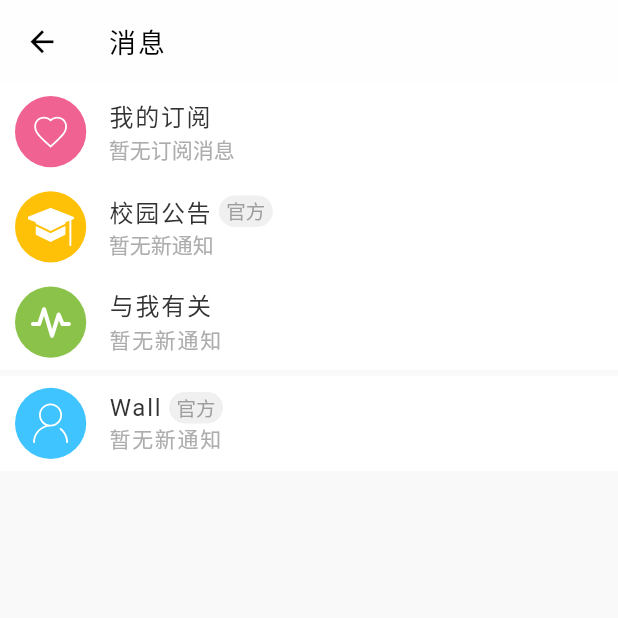
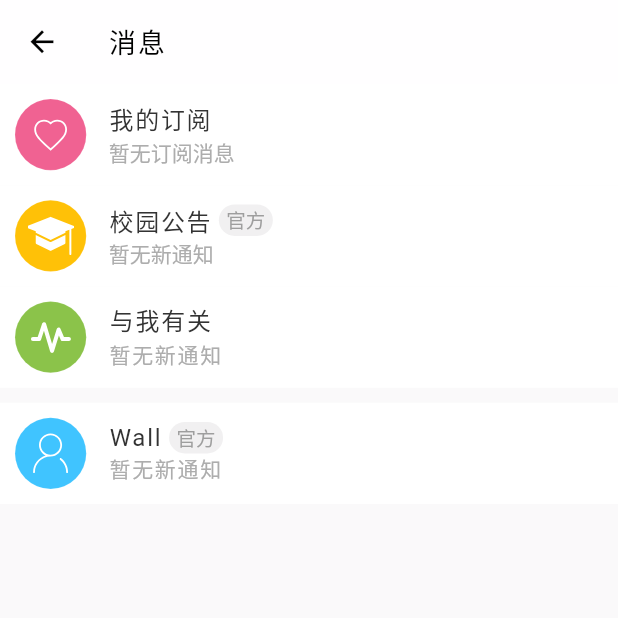
Before and after one commit to TreeLiked/flutter-wall, a Flutter app: the NotificationIndexPage screen opened directly, on a phone screen of 412 x 824 dp, the top half of it. Run offline on Flutter 3.47's test engine with Material 2 defaults, Android fonts, the phone set to English and light mode, and no system bars; drawn by our look-alikes of badges, pull_to_refresh; our stand-ins replace cached_network_image, device_info, dio, extended_image, flare_flutter, fluro and 17 more; missing offline and left inert: city_pickers, common_utils, extended_text, flare_dart, flustars, image_crop and 7 more; accounts and stored records are empty; generated files the repository leaves out were written again; network calls fail; Roboto replaces fonts that are missing (PingFang); statements that could not run were skipped.

Commit message:
修复推文间距，个人资料页面签名居中，通知页面背景等

```diff
--- a/lib/component/tweet/tweet_card.dart
+++ b/lib/component/tweet/tweet_card.dart
@@ -85,7 +85,7 @@ class TweetCard2 extends StatelessWidget {
 
   Widget cardContainer2(BuildContext context) {
     Widget wd = Container(
-        padding: const EdgeInsets.only(bottom: 5.0, top: .0, left: 15.0, right: 20.0),
+        padding: const EdgeInsets.only(bottom: 5.0, top: 4.0, left: 15.0, right: 20.0),
         color: isDark ? Colours.dark_bg_color : Color(0xfffffeff),
         child: GestureDetector(
           onTap: () => _forwardDetail(context),
--- a/lib/global/color_constant.dart
+++ b/lib/global/color_constant.dart
@@ -16,7 +16,7 @@ class ColorConstant {
   /// 回复相关
 
   // 回复正常昵称颜色
-  static const Color TWEET_REPLY_NICK_COLOR = Color(0xff8492a6);
+  static const Color TWEET_REPLY_NICK_COLOR = Color(0xff4575AB);
   static const Color TWEET_REPLY_NICK_COLOR_DARK = Color(0xff708090);
 
   // 推文回复正文颜色
@@ -48,7 +48,7 @@ class ColorConstant {
 
   // 推文富链接背景颜色
   static const Color TWEET_RICH_BG = Color(0xffF5F4F5);
-  static const Color TWEET_RICH_BG_DARK = Color(0xff3c3c3c);
+  static const Color TWEET_RICH_BG_DARK = Color(0xff383838);
 
   // 推文富链接背景颜色稍浅
   static const Color TWEET_RICH_BG_2 = Color(0xffF8F7F8);
--- a/lib/page/home/home_page.dart
+++ b/lib/page/home/home_page.dart
@@ -266,7 +266,7 @@ class _HomePageState extends State<HomePage>
                             var acc = model.account;
                             return IconButton(
                                 onPressed: () {
-                                  BottomSheetUtil.showBottomSheet(context, 0.75, PersonalCenter());
+                                  BottomSheetUtil.showBottomSheet(context, 0.65, PersonalCenter());
                                   UMengUtil.userGoPage(UMengUtil.PAGE_PC);
                                 },
                                 icon: AccountAvatar(avatarUrl: acc.avatarUrl, size: 33.0, cache: true));
--- a/lib/page/notification/index.dart
+++ b/lib/page/notification/index.dart
@@ -17,6 +17,7 @@ import 'package:iap_app/res/gaps.dart';
 import 'package:iap_app/routes/fluro_navigator.dart';
 import 'package:iap_app/routes/notification_router.dart';
 import 'package:iap_app/routes/setting_router.dart';
+import 'package:iap_app/style/text_style.dart';
 import 'package:iap_app/util/PermissionUtil.dart';
 import 'package:iap_app/util/message_util.dart';
 import 'package:iap_app/util/theme_utils.dart';
@@ -153,9 +154,11 @@ class _NotificationIndexPageState extends State<NotificationIndexPage>
     return Scaffold(
       backgroundColor: ThemeUtils.getBackColor(context),
       appBar: AppBar(
+        backgroundColor: isDark ? Colours.dark_bottom_sheet : ColorConstant.MAIN_BG,
         automaticallyImplyLeading: false,
         title: Text('消息',
-            style: TextStyle(fontSize: Dimens.font_sp18, fontWeight: FontWeight.w400, letterSpacing: 1.3)),
+            style: pfStyle.copyWith(
+                fontSize: Dimens.font_sp18, fontWeight: FontWeight.w400, letterSpacing: 1.3)),
         centerTitle: false,
         leading: IconButton(
             icon: Icon(Icons.arrow_back), iconSize: 23.0, onPressed: () => NavigatorUtils.goBack(context)),
@@ -205,7 +208,7 @@ class _NotificationIndexPageState extends State<NotificationIndexPage>
                         MessageUtil.clearNotificationCnt();
                         NavigatorUtils.push(context, NotificationRouter.interactiveMain);
                       }),
-                  Gaps.vGap4,
+                  Gaps.vGap10,
                   MainMessageItem(
                     iconPath: iconOfficialPath,
                     color: Colors.lightBlueAccent,
--- a/lib/page/notification/index_main_item.dart
+++ b/lib/page/notification/index_main_item.dart
@@ -54,8 +54,8 @@ class _MainMessageItemState extends State<MainMessageItem> {
             builder: (_, snapshot) => InkWell(
                   onTap: widget.onTap,
                   child: Container(
-                    padding: const EdgeInsets.only(top: 8, bottom: 8, left: 10, right: 10),
-                    color: isDark ? Colours.dark_bg_color : Colors.white,
+                    padding: const EdgeInsets.only(top: 10, bottom: 10, left: 10, right: 10),
+                    color: isDark ? Colours.dark_bottom_sheet : Colors.white,
                     child: Row(
                       mainAxisSize: MainAxisSize.max,
                       children: <Widget>[
@@ -63,14 +63,14 @@ class _MainMessageItemState extends State<MainMessageItem> {
                             height: lineHeight,
                             width: lineHeight,
                             decoration: BoxDecoration(
-                              borderRadius: BorderRadius.circular((50)),
-                              color: widget.color,
-                            ),
+                                borderRadius: BorderRadius.circular((50)),
+                                color: isDark ? null : widget.color,
+                                border: Border.all(color: Colors.white12, width: isDark ? 1 : 0)),
                             child: Padding(
                               padding: const EdgeInsets.all(7.0),
                               child: LoadAssetSvg(
                                 widget.iconPath,
-                                color: Colors.white,
+                                color: isDark ? widget.color : Colors.white,
                                 height: iconSize,
                                 width: iconSize,
                               ),
@@ -158,8 +158,8 @@ class _MainMessageItemState extends State<MainMessageItem> {
       onTap: widget.onTap,
       child: Container(
 //        width: double.infinity,
-        padding: const EdgeInsets.only(top: 8, bottom: 8, left: 10, right: 10),
-        color: isDark ? Colours.dark_bg_color : Colors.white,
+        padding: const EdgeInsets.only(top: 10, bottom: 10, left: 10, right: 10),
+        color: isDark ? Colours.dark_bottom_sheet : Colors.white,
         child: Row(
           mainAxisSize: MainAxisSize.max,
           children: <Widget>[
@@ -168,13 +168,14 @@ class _MainMessageItemState extends State<MainMessageItem> {
                 width: lineHeight,
                 decoration: BoxDecoration(
                   borderRadius: BorderRadius.circular((50.0)),
-                  color: widget.color,
+                  color: isDark ? null : widget.color,
+                  border: Border.all(color: Colors.white12, width: isDark ? 1 : 0),
                 ),
                 child: Padding(
                   padding: const EdgeInsets.all(8.5),
                   child: LoadAssetSvg(
                     widget.iconPath,
-                    color: Colors.white,
+                    color: isDark ? widget.color : Colors.white,
                     height: iconSize,
                     width: iconSize,
                   ),
--- a/lib/page/tweet/tweet_type_infgroplf_page.dart
+++ b/lib/page/tweet/tweet_type_infgroplf_page.dart
@@ -204,8 +204,8 @@ class _TweetTypeInfGroPlfPageState extends State<TweetTypeInfGroPlfPage> {
                               disabledTextColor: isDark ? Colours.dark_text_disabled : Colours.text_disabled,
                               disabledColor: isDark ? Colours.dark_button_disabled : Colours.button_disabled,
                               shape: RoundedRectangleBorder(
-                                  side: BorderSide(color: Colors.black26, width: _subThis ? 0 : 1.0),
-                                  borderRadius: BorderRadius.circular(20.0)),
+                                  side: BorderSide(color: Colors.black12, width: _subThis ? 0 : 1.0),
+                                  borderRadius: BorderRadius.circular(13.0)),
                               child: !_initSub
                                   ? (_subThis
                                       ? Row(
```
Also changed, not shown: lib/page/account_profile/account_profile.dart (+8 -8 lines), 1 other file.
